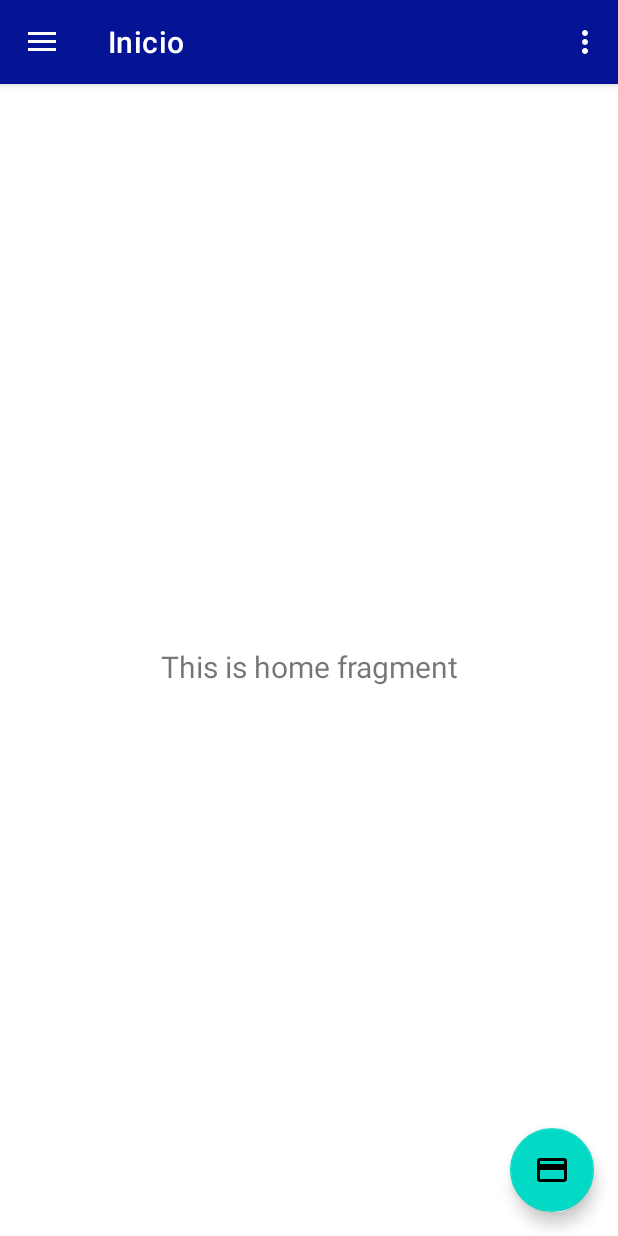
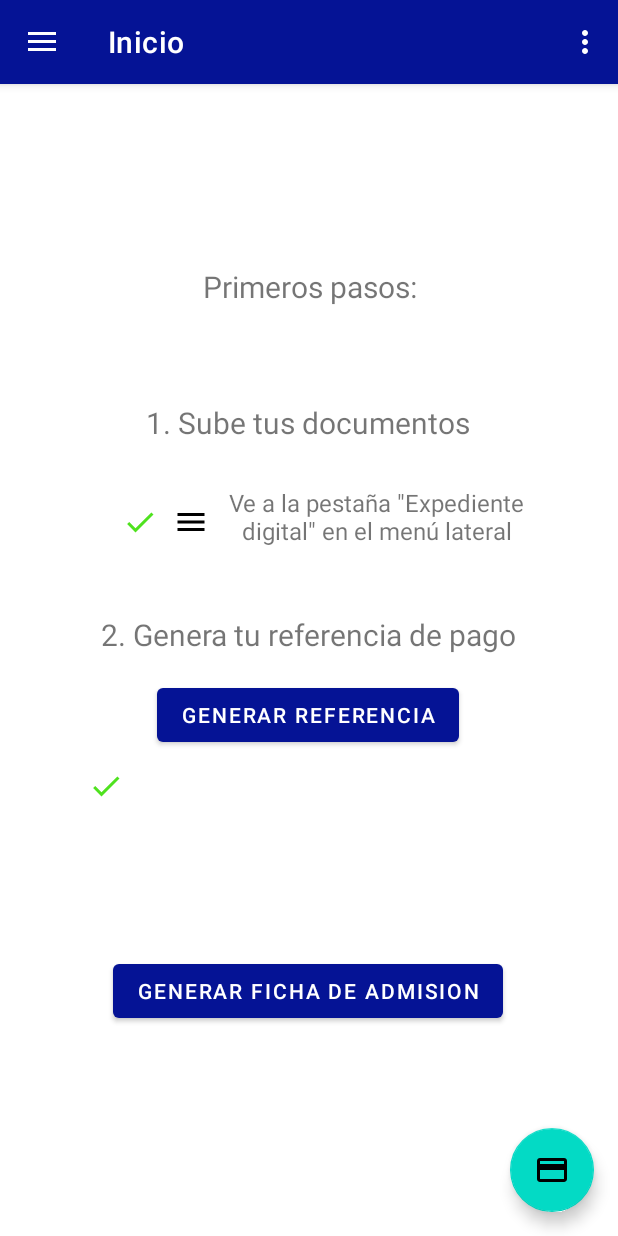
Before and after one commit to Beatrak/Ingetx, an Android app: the Tablero_Alumno screen opened directly, with no data from a screen before it, on a phone screen of 412 x 824 dp. Run offline under Robolectric (Android 15) with nearby library versions, the light colour scheme and no system bars; our stand-ins replace navigation-ui; network calls fail.

Commit message:
Cambios en el diseño de pantalla "inicio"

```diff
--- a/app/src/main/AndroidManifest.xml
+++ b/app/src/main/AndroidManifest.xml
@@ -3,7 +3,12 @@
     xmlns:tools="http://schemas.android.com/tools"
     package="com.example.ingetx">
 
+    <!-- PERMISOS PARA CONSUMO DE SERVICIOS WEB -->
     <uses-permission android:name="android.permission.INTERNET" />
+
+    <!-- PERMISOS PARA CREAR PDF -->
+    <uses-permission android:name="android.permission.WRITE_EXTERNAL_STORAGE"/>
+    <uses-permission android:name="android.permission.READ_EXTERNAL_STORAGE"/>
 
     <application
         android:allowBackup="true"
@@ -34,10 +39,10 @@
                 <category android:name="android.intent.category.DEFAULT" />
             </intent-filter>
         </activity>
+
         <activity
             android:name=".MainActivity"
             android:label="@string/app_name"></activity>
-
     </application>
 
 </manifest>
--- /dev/null
+++ b/app/src/main/java/com/example/ingetx/Expediente.java
@@ -0,0 +1,46 @@
+package com.example.ingetx;
+
+import android.content.ClipData;
+import android.content.Intent;
+import android.content.SharedPreferences;
+import android.os.Bundle;
+import android.view.MenuItem;
+import android.view.View;
+import android.view.Menu;
+import android.widget.Button;
+import android.widget.EdgeEffect;
+import android.widget.EditText;
+import android.widget.TextView;
+import android.widget.Toast;
+import android.widget.Toolbar;
+
+import com.example.ingetx.ui.gallery.GalleryFragment;
+import com.google.android.material.snackbar.Snackbar;
+import com.google.android.material.navigation.NavigationView;
+
+import androidx.annotation.NonNull;
+import androidx.fragment.app.FragmentActivity;
+import androidx.navigation.NavController;
+import androidx.navigation.Navigation;
+import androidx.navigation.ui.AppBarConfiguration;
+import androidx.navigation.ui.NavigationUI;
+import androidx.drawerlayout.widget.DrawerLayout;
+import androidx.appcompat.app.AppCompatActivity;
+
+import com.example.ingetx.databinding.ActivityTableroAlumnoBinding;
+
+import org.json.JSONException;
+import org.json.JSONObject;
+
+
+import androidx.fragment.app.FragmentActivity;
+
+public class Expediente extends FragmentActivity {
+        @Override
+        public void onCreate(Bundle savedInstanceState) {
+            super.onCreate(savedInstanceState);
+            if (savedInstanceState == null){
+                getSupportFragmentManager().beginTransaction()
+                        .add(android.R.id.content, new GalleryFragment()).commit();}
+        }
+    }
--- a/app/src/main/java/com/example/ingetx/Tablero_Alumno.java
+++ b/app/src/main/java/com/example/ingetx/Tablero_Alumno.java
@@ -1,5 +1,7 @@
 package com.example.ingetx;
 
+import android.app.FragmentManager;
+import android.app.FragmentTransaction;
 import android.content.ClipData;
 import android.content.Intent;
 import android.content.SharedPreferences;
@@ -8,6 +10,8 @@ import android.view.MenuItem;
 import android.view.View;
 import android.view.Menu;
 import android.widget.Button;
+import android.widget.EdgeEffect;
+import android.widget.EditText;
 import android.widget.TextView;
 import android.widget.Toast;
 import android.widget.Toolbar;
@@ -16,6 +20,7 @@ import com.google.android.material.snackbar.Snackbar;
 import com.google.android.material.navigation.NavigationView;
 
 import androidx.annotation.NonNull;
+import androidx.fragment.app.FragmentActivity;
 import androidx.navigation.NavController;
 import androidx.navigation.Navigation;
 import androidx.navigation.ui.AppBarConfiguration;
@@ -45,6 +50,9 @@ public class Tablero_Alumno extends AppCompatActivity {
     String correo= "";
     boolean login;
 
+    TextView bienvenida;
+    Button step1, step2, step3;
+
     private AppBarConfiguration mAppBarConfiguration;
     private ActivityTableroAlumnoBinding binding;
 
@@ -52,8 +60,13 @@ public class Tablero_Alumno extends AppCompatActivity {
     protected void onCreate(Bundle savedInstanceState) {
         super.onCreate(savedInstanceState);
 
+
+
         binding = ActivityTableroAlumnoBinding.inflate(getLayoutInflater());
         setContentView(binding.getRoot());
+
+        bienvenida= (TextView) findViewById(R.id.welcomeView);
+
 
         setSupportActionBar(binding.appBarTableroAlumno.toolbar);
         binding.appBarTableroAlumno.fab.setOnClickListener(new View.OnClickListener() {
@@ -80,13 +93,11 @@ public class Tablero_Alumno extends AppCompatActivity {
 
         if(login){
             cargarDatos();
-
+            bienvenida.setText("¡Bienvenido, "+name+"!");
         }else{
             Intent intent = new Intent(this, MainActivity.class);
             startActivity(intent);
         }
-
-
            }
 
     @Override
--- a/app/src/main/java/com/example/ingetx/ui/home/HomeViewModel.java
+++ b/app/src/main/java/com/example/ingetx/ui/home/HomeViewModel.java
@@ -10,7 +10,7 @@ public class HomeViewModel extends ViewModel {
 
     public HomeViewModel() {
         mText = new MutableLiveData<>();
-        mText.setValue("This is home fragment");
+        mText.setValue("Primeros pasos:");
     }
 
     public LiveData<String> getText() {
--- /dev/null
+++ b/app/src/main/res/drawable/ic_check.xml
@@ -0,0 +1,5 @@
+<vector android:height="24dp" android:tint="#4FE21F"
+    android:viewportHeight="24" android:viewportWidth="24"
+    android:width="24dp" xmlns:android="http://schemas.android.com/apk/res/android">
+    <path android:fillColor="@android:color/white" android:pathData="M9,16.17L4.83,12l-1.42,1.41L9,19 21,7l-1.41,-1.41z"/>
+</vector>
--- /dev/null
+++ b/app/src/main/res/drawable/ic_menu.xml
@@ -0,0 +1,5 @@
+<vector android:height="24dp" android:tint="#000000"
+    android:viewportHeight="24" android:viewportWidth="24"
+    android:width="24dp" xmlns:android="http://schemas.android.com/apk/res/android">
+    <path android:fillColor="@android:color/white" android:pathData="M3,18h18v-2L3,16v2zM3,13h18v-2L3,11v2zM3,6v2h18L21,6L3,6z"/>
+</vector>
--- a/app/src/main/res/layout/fragment_home.xml
+++ b/app/src/main/res/layout/fragment_home.xml
@@ -17,6 +17,121 @@
         android:textSize="20sp"
         app:layout_constraintBottom_toBottomOf="parent"
         app:layout_constraintEnd_toEndOf="parent"
+        app:layout_constraintHorizontal_bias="0.0"
         app:layout_constraintStart_toStartOf="parent"
-        app:layout_constraintTop_toTopOf="parent" />
+        app:layout_constraintTop_toTopOf="parent"
+        app:layout_constraintVertical_bias="0.155" />
+
+    <TextView
+        android:id="@+id/welcomeView"
+        android:layout_width="342dp"
+        android:layout_height="47dp"
+        android:textAlignment="center"
+        android:textSize="20sp"
+        app:layout_constraintBottom_toBottomOf="parent"
+        app:layout_constraintEnd_toEndOf="parent"
+        app:layout_constraintHorizontal_bias="0.492"
+        app:layout_constraintStart_toStartOf="parent"
+        app:layout_constraintTop_toTopOf="parent"
+        app:layout_constraintVertical_bias="0.073" />
+
+    <Button
+        android:id="@+id/referencia_button"
+        android:layout_width="wrap_content"
+        android:layout_height="wrap_content"
+        android:layout_marginTop="16dp"
+        android:text="Generar referencia"
+        app:layout_constraintEnd_toEndOf="parent"
+        app:layout_constraintHorizontal_bias="0.497"
+        app:layout_constraintStart_toStartOf="parent"
+        app:layout_constraintTop_toBottomOf="@+id/step_2" />
+
+    <Button
+        android:id="@+id/button3"
+        android:layout_width="wrap_content"
+        android:layout_height="wrap_content"
+        android:text="Generar Ficha de admision"
+        app:layout_constraintBottom_toBottomOf="parent"
+        app:layout_constraintEnd_toEndOf="parent"
+        app:layout_constraintHorizontal_bias="0.496"
+        app:layout_constraintStart_toStartOf="parent"
+        app:layout_constraintTop_toBottomOf="@+id/referencia_button"
+        app:layout_constraintVertical_bias="0.494" />
+
+    <TextView
+        android:id="@+id/step_1"
+        android:layout_width="wrap_content"
+        android:layout_height="wrap_content"
+        android:text="1. Sube tus documentos"
+        android:textSize="20sp"
+        app:layout_constraintBottom_toBottomOf="parent"
+        app:layout_constraintEnd_toEndOf="parent"
+        app:layout_constraintHorizontal_bias="0.497"
+        app:layout_constraintStart_toStartOf="parent"
+        app:layout_constraintTop_toTopOf="parent"
+        app:layout_constraintVertical_bias="0.286" />
+
+    <TextView
+        android:id="@+id/step_"
+        android:layout_width="223dp"
+        android:layout_height="56dp"
+        android:text="Ve a la pestaña &quot;Expediente digital&quot; en el menú lateral"
+        android:textAlignment="center"
+        android:textSize="16sp"
+        app:layout_constraintBottom_toTopOf="@+id/step_2"
+        app:layout_constraintEnd_toEndOf="parent"
+        app:layout_constraintHorizontal_bias="0.739"
+        app:layout_constraintStart_toStartOf="parent"
+        app:layout_constraintTop_toBottomOf="@+id/step_1"
+        app:layout_constraintVertical_bias="0.491" />
+
+    <TextView
+        android:id="@+id/step_2"
+        android:layout_width="wrap_content"
+        android:layout_height="wrap_content"
+        android:layout_marginTop="110dp"
+        android:text="2. Genera tu referencia de pago"
+        android:textSize="20sp"
+        app:layout_constraintBottom_toBottomOf="parent"
+        app:layout_constraintEnd_toEndOf="parent"
+        app:layout_constraintHorizontal_bias="0.496"
+        app:layout_constraintStart_toStartOf="parent"
+        app:layout_constraintTop_toBottomOf="@+id/step_1"
+        app:layout_constraintVertical_bias="0.01" />
+
+    <ImageView
+        android:id="@+id/check1"
+        android:layout_width="wrap_content"
+        android:layout_height="wrap_content"
+        android:src="@drawable/ic_check"
+        app:layout_constraintBottom_toBottomOf="parent"
+        app:layout_constraintEnd_toStartOf="@+id/imageView5"
+        app:layout_constraintHorizontal_bias="0.89"
+        app:layout_constraintStart_toStartOf="parent"
+        app:layout_constraintTop_toTopOf="parent"
+        app:layout_constraintVertical_bias="0.376" />
+
+    <ImageView
+        android:id="@+id/check"
+        android:layout_width="wrap_content"
+        android:layout_height="wrap_content"
+        android:src="@drawable/ic_check"
+        app:layout_constraintBottom_toBottomOf="parent"
+        app:layout_constraintEnd_toStartOf="@+id/referencia_button"
+        app:layout_constraintHorizontal_bias="0.725"
+        app:layout_constraintStart_toStartOf="parent"
+        app:layout_constraintTop_toTopOf="parent"
+        app:layout_constraintVertical_bias="0.613" />
+
+    <ImageView
+        android:id="@+id/imageView5"
+        android:layout_width="wrap_content"
+        android:layout_height="wrap_content"
+        android:src="@drawable/ic_menu"
+        app:layout_constraintBottom_toBottomOf="parent"
+        app:layout_constraintEnd_toStartOf="@+id/step_"
+        app:layout_constraintHorizontal_bias="1.0"
+        app:layout_constraintStart_toStartOf="parent"
+        app:layout_constraintTop_toTopOf="parent"
+        app:layout_constraintVertical_bias="0.376" />
 </androidx.constraintlayout.widget.ConstraintLayout>
```
Also changed, not shown: app/src/main/java/com/example/ingetx/MainActivity.java (+1 -10 lines).
